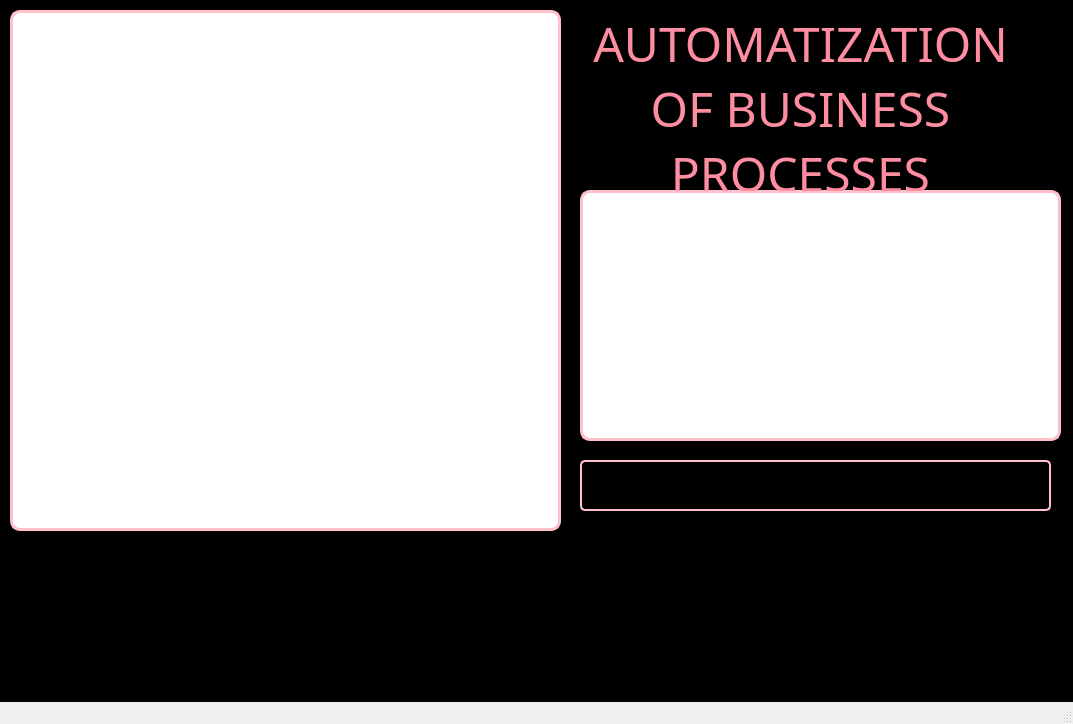
This is untitled.ui in CyberBro9/aobp as Qt 5 draws it before an edit. The edited form follows.
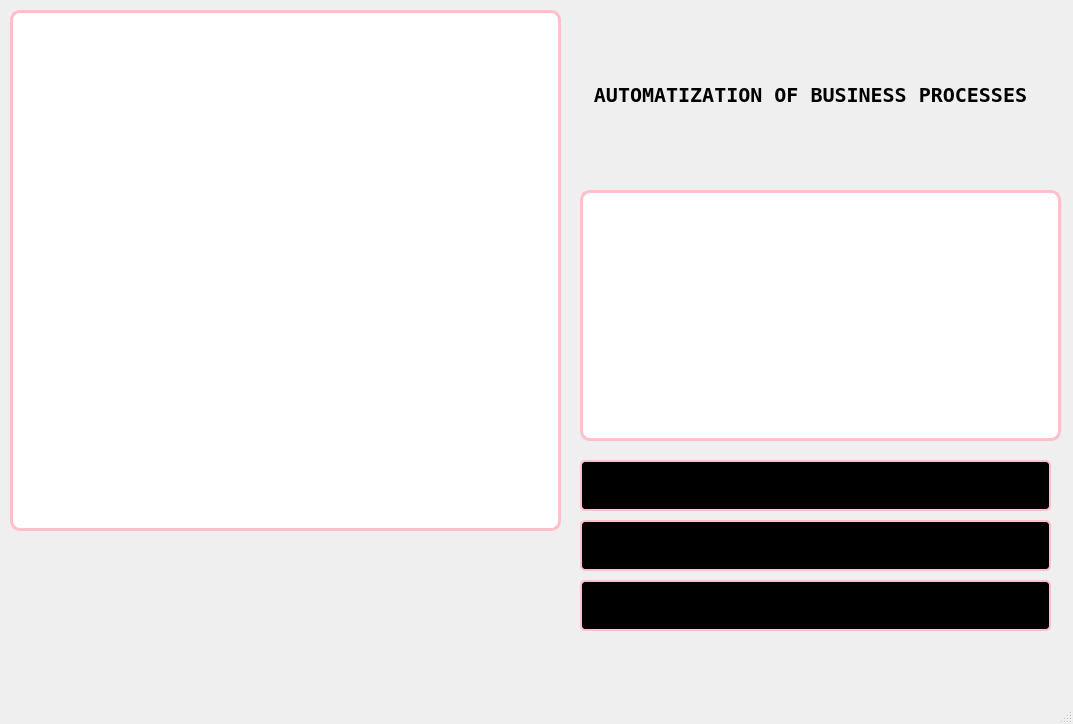
This is the edited form.

Commit message: Неприятность на борту

The edit to the form file:
```diff
--- a/untitled.ui
+++ b/untitled.ui
@@ -20,9 +20,11 @@
 	border-radius: 5px;
 	padding: 10px 10px;
 	color: qlineargradient(spread:pad, x1:0, y1:0, x2:1, y2:0, stop:0 rgba(245, 224, 176, 255), stop:0.09 rgba(246, 189, 237, 255), stop:0.14 rgba(194, 207, 246, 255), stop:0.19 rgba(184, 160, 168, 255), stop:0.25 rgba(171, 186, 248, 255), stop:0.32 rgba(243, 248, 224, 255), stop:0.385 rgba(249, 162, 183, 255), stop:0.47 rgba(100, 115, 124, 255), stop:0.58 rgba(251, 205, 202, 255), stop:0.65 rgba(170, 128, 185, 255), stop:0.75 rgba(252, 222, 204, 255), stop:0.805 rgba(206, 122, 218, 255), stop:0.86 rgba(254, 223, 175, 255), stop:0.91 rgba(254, 236, 244, 255), stop:1 rgba(255, 191, 221, 255));
+	
+	font: 9pt &quot;Terminal&quot;;
 }
 #centralwidget {
-	background-color: rgb(0, 0, 0);}
+	background-color:qlineargradient(spread:pad, x1:0, y1:0, x2:1, y2:0, stop:0 rgba(245, 224, 176, 255), stop:0.09 rgba(246, 189, 237, 255), stop:0.14 rgba(194, 207, 246, 255), stop:0.19 rgba(184, 160, 168, 255), stop:0.25 rgba(171, 186, 248, 255), stop:0.32 rgba(243, 248, 224, 255), stop:0.385 rgba(249, 162, 183, 255), stop:0.47 rgba(100, 115, 124, 255), stop:0.58 rgba(251, 205, 202, 255), stop:0.65 rgba(170, 128, 185, 255), stop:0.75 rgba(252, 222, 204, 255), stop:0.805 rgba(206, 122, 218, 255), stop:0.86 rgba(254, 223, 175, 255), stop:0.91 rgba(254, 236, 244, 255), stop:1 rgba(255, 191, 221, 255));}
 </string>
   </property>
   <widget class="QWidget" name="centralwidget">
@@ -93,17 +95,18 @@
    <widget class="QLabel" name="Title">
     <property name="geometry">
      <rect>
-      <x>570</x>
+      <x>580</x>
       <y>10</y>
       <width>461</width>
-      <height>181</height>
+      <height>171</height>
      </rect>
     </property>
     <property name="font">
      <font>
-      <family>Lucida Sans</family>
-      <pointsize>36</pointsize>
-      <bold>false</bold>
+      <family>Terminal</family>
+      <pointsize>15</pointsize>
+      <italic>false</italic>
+      <bold>true</bold>
       <stylestrategy>PreferDefault</stylestrategy>
      </font>
     </property>
@@ -128,7 +131,7 @@
      <number>1</number>
     </property>
     <property name="text">
-     <string>&lt;html&gt;&lt;head/&gt;&lt;body&gt;&lt;p&gt;&lt;span style=&quot; color:#ff8da1;&quot;&gt;AUTOMATIZATION OF BUSINESS PROCESSES&lt;/span&gt;&lt;/p&gt;&lt;/body&gt;&lt;/html&gt;</string>
+     <string>&lt;html&gt;&lt;head/&gt;&lt;body&gt;&lt;p&gt;&lt;span style=&quot; color:#000000;&quot;&gt;AUTOMATIZATION OF BUSINESS PROCESSES&lt;/span&gt;&lt;/p&gt;&lt;/body&gt;&lt;/html&gt;</string>
     </property>
     <property name="textFormat">
      <enum>Qt::TextFormat::RichText</enum>
@@ -143,6 +146,38 @@
      <bool>true</bool>
     </property>
    </widget>
+   <widget class="QPushButton" name="selectExcel">
+    <property name="geometry">
+     <rect>
+      <x>580</x>
+      <y>520</y>
+      <width>471</width>
+      <height>51</height>
+     </rect>
+    </property>
+    <property name="locale">
+     <locale language="English" country="UnitedStates"/>
+    </property>
+    <property name="text">
+     <string>Select Excel file</string>
+    </property>
+   </widget>
+   <widget class="QPushButton" name="saveImages">
+    <property name="geometry">
+     <rect>
+      <x>580</x>
+      <y>580</y>
+      <width>471</width>
+      <height>51</height>
+     </rect>
+    </property>
+    <property name="locale">
+     <locale language="English" country="UnitedStates"/>
+    </property>
+    <property name="text">
+     <string>PUSH!! PUSH THIS BUUTTON!!!</string>
+    </property>
+   </widget>
   </widget>
   <widget class="QStatusBar" name="statusbar"/>
  </widget>
```
Left out of the diff: 13 changed lines with no effect on the pictures.
